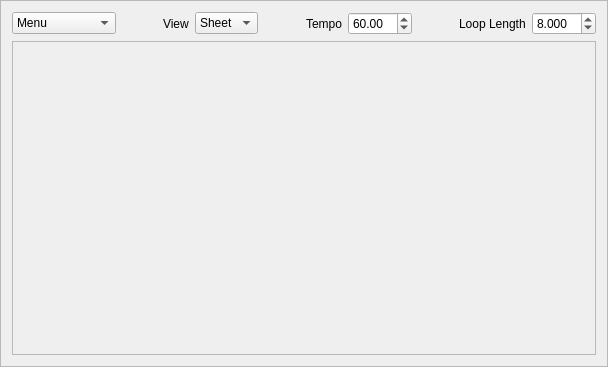
Above: src/liveeventframe.ui from CsoundQt/CsoundQt before the change. Below: the same form after it.
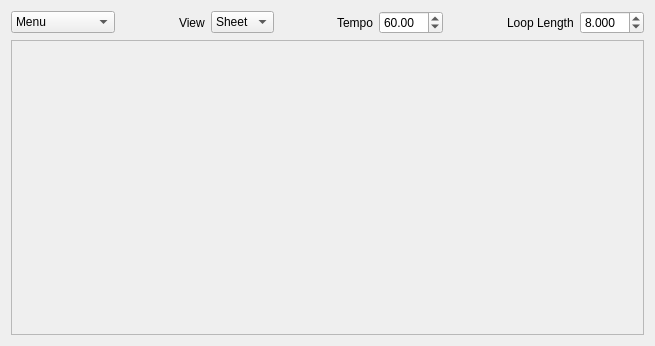
That is the form after the change.

Commit message: More failed attempts to avoid bothersome live event panels on startup. LiveEventFrame is now a subclass of QWidget not QFrame Removed some of the widget locking, to avoid locking, but this is very unsafe and needs to be looked at properly... Fixed Filter lab inclusion Added _MBrowse reserved channel for browsing multiple files. The output is separated by "-,-"

```diff
--- a/src/liveeventframe.ui
+++ b/src/liveeventframe.ui
@@ -1,23 +1,17 @@
 <?xml version="1.0" encoding="UTF-8"?>
 <ui version="4.0">
  <class>LiveEventFrame</class>
- <widget class="QFrame" name="LiveEventFrame">
+ <widget class="QWidget" name="LiveEventFrame">
   <property name="geometry">
    <rect>
     <x>0</x>
     <y>0</y>
-    <width>608</width>
-    <height>367</height>
+    <width>655</width>
+    <height>346</height>
    </rect>
   </property>
   <property name="windowTitle">
-   <string>Frame</string>
-  </property>
-  <property name="frameShape">
-   <enum>QFrame::StyledPanel</enum>
-  </property>
-  <property name="frameShadow">
-   <enum>QFrame::Raised</enum>
+   <string>Form</string>
   </property>
   <layout class="QVBoxLayout" name="verticalLayout">
    <item>
@@ -165,8 +159,8 @@
        <rect>
         <x>0</x>
         <y>0</y>
-        <width>586</width>
-        <height>309</height>
+        <width>635</width>
+        <height>290</height>
        </rect>
       </property>
      </widget>
```
The commit also changes 9 other files.
